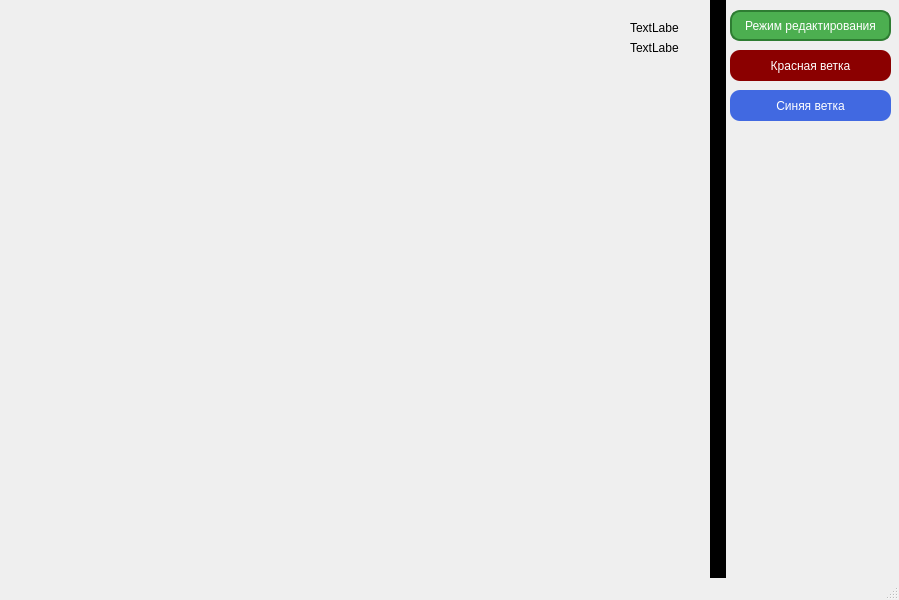
Before: the Qt Designer form metro/mainwindow.ui in XAILOX1337/QtMtetroApplication, drawn with Qt 5.
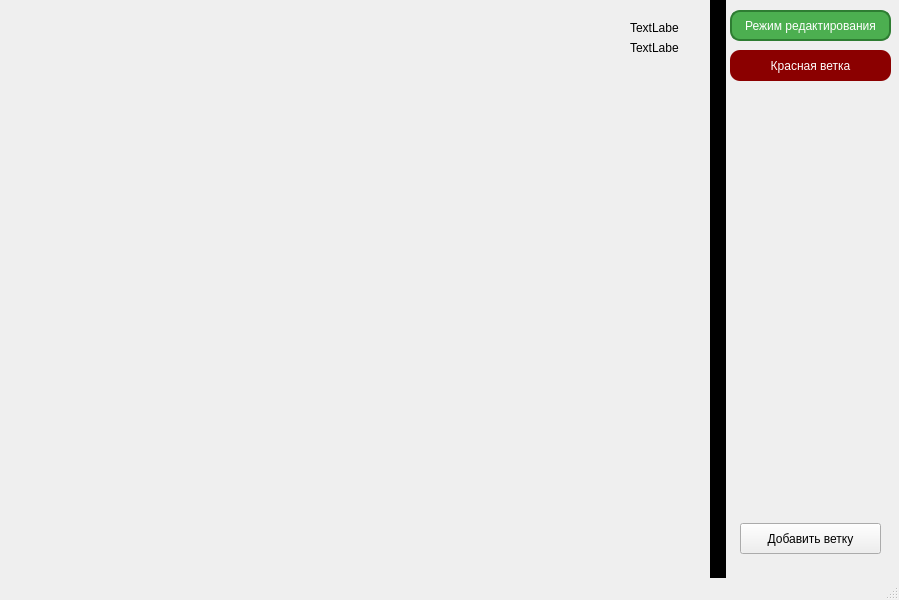
After: the same form once the commit is applied.

Patch:
```diff
--- a/metro/mainwindow.ui
+++ b/metro/mainwindow.ui
@@ -74,40 +74,6 @@
      <string>Режим редактирования</string>
     </property>
    </widget>
-   <widget class="QPushButton" name="EditButton_2">
-    <property name="enabled">
-     <bool>true</bool>
-    </property>
-    <property name="geometry">
-     <rect>
-      <x>730</x>
-      <y>90</y>
-      <width>161</width>
-      <height>31</height>
-     </rect>
-    </property>
-    <property name="styleSheet">
-     <string notr="true">QPushButton {
-    background-color: 	#4169E1; /* Синий фон */
-    color: white;             /* Белый текст */
-    border: 2px solid 	#1E90FF; /* Голубоватая рамка */
-    border-radius: 10px;       /* Скругленные углы */
-    font-size: 12px;          /* Размер шрифта */
-    padding: 5px 10px;        /* Отступы */
-}
-
-QPushButton:hover {
-    background-color: 	#0000CD; /* Фон при наведении */
-}
-
-QPushButton:pressed {
-    background-color: 	#00008B; /* Фон при нажатии */
-}</string>
-    </property>
-    <property name="text">
-     <string>Синяя ветка</string>
-    </property>
-   </widget>
    <widget class="QPushButton" name="EditButton_3">
     <property name="enabled">
      <bool>true</bool>
@@ -174,6 +140,19 @@
      <string>&lt;html&gt;&lt;head/&gt;&lt;body&gt;&lt;p align=&quot;center&quot;&gt;&lt;span style=&quot; font-size:20pt; color:#ff0000;&quot;&gt;&lt;/span&gt;&lt;/p&gt;&lt;/body&gt;&lt;/html&gt;</string>
     </property>
    </widget>
+   <widget class="QPushButton" name="addStationButton">
+    <property name="geometry">
+     <rect>
+      <x>740</x>
+      <y>523</y>
+      <width>141</width>
+      <height>31</height>
+     </rect>
+    </property>
+    <property name="text">
+     <string>Добавить ветку</string>
+    </property>
+   </widget>
   </widget>
   <widget class="QMenuBar" name="menubar">
    <property name="geometry">
```
